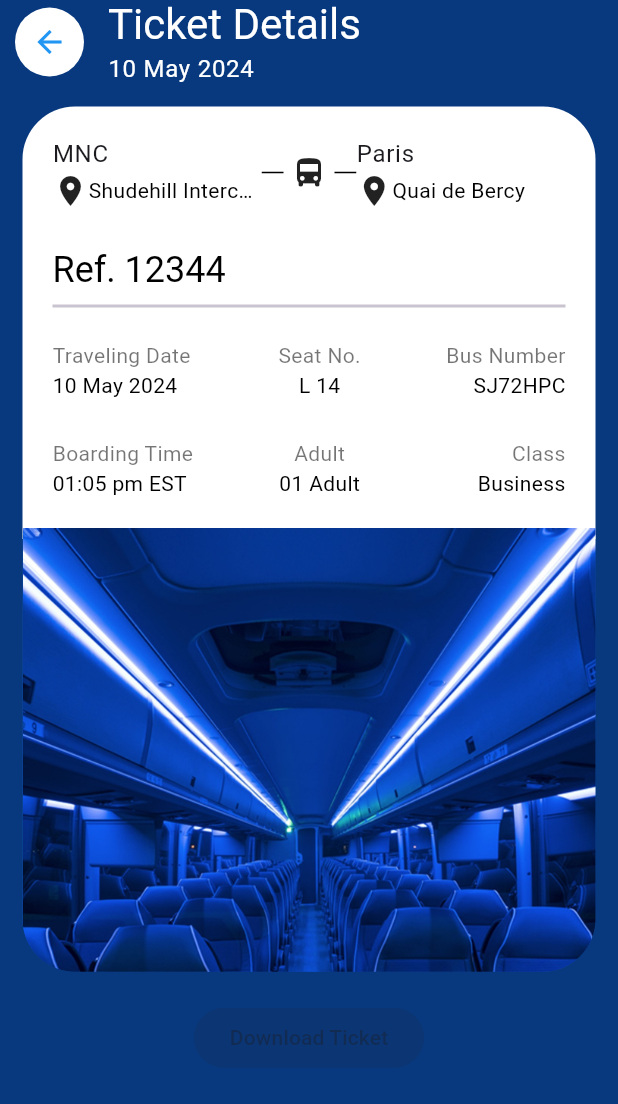
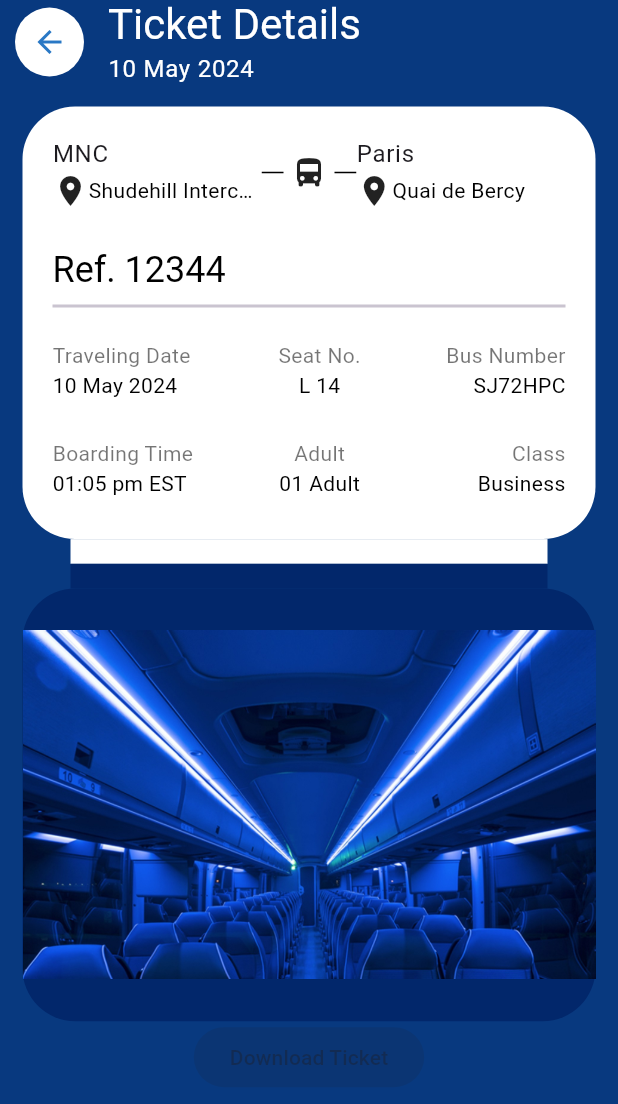
Before and after one commit to ahmetakay24/uplabs_ui_challenge_2_flutter, a Flutter app: the screen it shows after launch, on a phone screen of 412 x 824 dp. Shown: the top 1104 px of the screen. Run offline on Flutter 3.47's test engine with Material 3 defaults, Android fonts, the phone set to English and light mode, and no system bars; our stand-ins replace custom_sliding_segmented_control; missing offline and left inert: easy_autocomplete.

Commit message:
TicketDetails Added

```diff
--- a/lib/screens/ticket_details_screen/ticket_details_screen.dart
+++ b/lib/screens/ticket_details_screen/ticket_details_screen.dart
@@ -1,12 +1,5 @@
 import 'package:flutter/material.dart';
 import 'package:uplabs_ui_challenge_2_flutter/core/core_utilities.dart';
-
-import 'package:flutter/material.dart';
-
-class AppColors {
-  final Color blueColor = Colors.blue;
-  final Color navyBlue = Colors.blue.shade900;
-}
 
 class TicketDetailsScreen extends StatelessWidget {
   const TicketDetailsScreen({super.key});
@@ -14,7 +7,6 @@ class TicketDetailsScreen extends StatelessWidget {
   @override
   Widget build(BuildContext context) {
     AppColors colors = AppColors();
-
     return Scaffold(
       appBar: TicketDetailsAppBar(colors: colors),
       body: Center(
@@ -22,21 +14,51 @@ class TicketDetailsScreen extends StatelessWidget {
           padding: const EdgeInsets.symmetric(horizontal: 15, vertical: 15),
           child: Column(
             children: [
-              Container(
-                height: MediaQuery.of(context).size.height * 0.7,
-                width: MediaQuery.of(context).size.width,
-                decoration: BoxDecoration(
-                  borderRadius: BorderRadius.circular(35),
-                  gradient: LinearGradient(
-                    begin: Alignment.topCenter,
-                    end: Alignment.bottomCenter,
-                    colors: [Colors.white, colors.navyBlue],
-                    stops: const [0.5, 0.5],
+              const TicketDetailsInformationContainer(),
+              Padding(
+                padding: const EdgeInsets.symmetric(horizontal: 32),
+                child: Container(
+                  height: MediaQuery.of(context).size.height * 0.02,
+                  decoration: const BoxDecoration(
+                    color: Colors.white,
                   ),
                 ),
-                child: Column(
-                  children: [
+              ),
               Padding(
+                padding: const EdgeInsets.symmetric(horizontal: 32),
+                child: Container(
+                  height: MediaQuery.of(context).size.height * 0.02,
+                  decoration: BoxDecoration(
+                    color: colors.navyBlue,
+                  ),
+                ),
+              ),
+              Container(
+                height: MediaQuery.of(context).size.height * 0.35,
+                decoration: BoxDecoration(color: colors.navyBlue, borderRadius: BorderRadius.circular(35)),
+                child: Image.asset("assets/images/bus_seats.jpeg"),
+              ),
+              const ElevatedButton(onPressed: null, child: Text("Download Ticket"))
+            ],
+          ),
+        ),
+      ),
+    );
+  }
+}
+
+class TicketDetailsInformationContainer extends StatelessWidget {
+  const TicketDetailsInformationContainer({
+    super.key,
+  });
+
+  @override
+  Widget build(BuildContext context) {
+    return Container(
+      height: MediaQuery.of(context).size.height * 0.35,
+      width: MediaQuery.of(context).size.width,
+      decoration: BoxDecoration(color: Colors.white, borderRadius: BorderRadius.circular(35)),
+      child: Padding(
         padding: const EdgeInsets.symmetric(horizontal: 20, vertical: 20),
         child: Column(
           crossAxisAlignment: CrossAxisAlignment.start,
@@ -58,8 +80,7 @@ class TicketDetailsScreen extends StatelessWidget {
                             child: Text(
                               "Shudehill Interchange",
                               overflow: TextOverflow.ellipsis,
-                                            style:
-                                                Theme.of(context).textTheme.bodyMedium?.copyWith(color: Colors.black),
+                              style: Theme.of(context).textTheme.bodyMedium?.copyWith(color: Colors.black),
                             ),
                           ),
                         ],
@@ -105,8 +126,7 @@ class TicketDetailsScreen extends StatelessWidget {
                             child: Text(
                               "Quai de Bercy",
                               overflow: TextOverflow.ellipsis,
-                                            style:
-                                                Theme.of(context).textTheme.bodyMedium?.copyWith(color: Colors.black),
+                              style: Theme.of(context).textTheme.bodyMedium?.copyWith(color: Colors.black),
                             ),
                           ),
                         ],
@@ -244,28 +264,6 @@ class TicketDetailsScreen extends StatelessWidget {
           ],
         ),
       ),
-                    Expanded(
-                      child: ClipRRect(
-                        borderRadius: const BorderRadius.only(
-                          bottomLeft: Radius.circular(35),
-                          bottomRight: Radius.circular(35),
-                        ),
-                        child: Image.asset(
-                          "assets/images/bus_seats.jpeg",
-                          fit: BoxFit.cover,
-                          width: double.infinity,
-                        ),
-                      ),
-                    ),
-                  ],
-                ),
-              ),
-              const SizedBox(height: 20),
-              const ElevatedButton(onPressed: null, child: Text("Download Ticket"))
-            ],
-          ),
-        ),
-      ),
     );
   }
 }
```
Lines whose indentation alone changed are shown as unchanged.
